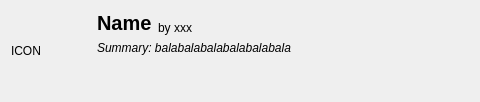
The window that src/ui/modrinthmoditemwidget.ui (kaniol-lck/modmanager) describes before a commit, drawn with Qt 5.
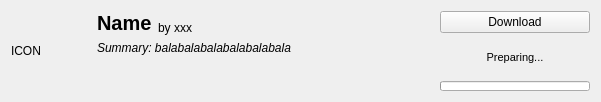
The same window after the commit.

Commit message: add context menu on curseforge mod download (modrinth wip)

```diff
--- a/src/ui/modrinthmoditemwidget.ui
+++ b/src/ui/modrinthmoditemwidget.ui
@@ -6,8 +6,8 @@
    <rect>
     <x>0</x>
     <y>0</y>
-    <width>480</width>
-    <height>92</height>
+    <width>601</width>
+    <height>102</height>
    </rect>
   </property>
   <property name="windowTitle">
@@ -105,6 +105,90 @@
      </property>
     </widget>
    </item>
+   <item row="0" column="3" rowspan="2">
+    <layout class="QVBoxLayout" name="verticalLayout">
+     <item>
+      <widget class="QPushButton" name="downloadButton">
+       <property name="sizePolicy">
+        <sizepolicy hsizetype="Fixed" vsizetype="Fixed">
+         <horstretch>0</horstretch>
+         <verstretch>0</verstretch>
+        </sizepolicy>
+       </property>
+       <property name="minimumSize">
+        <size>
+         <width>150</width>
+         <height>0</height>
+        </size>
+       </property>
+       <property name="maximumSize">
+        <size>
+         <width>150</width>
+         <height>16777215</height>
+        </size>
+       </property>
+       <property name="contextMenuPolicy">
+        <enum>Qt::DefaultContextMenu</enum>
+       </property>
+       <property name="text">
+        <string>Download</string>
+       </property>
+      </widget>
+     </item>
+     <item>
+      <widget class="QLabel" name="downloadSpeedText">
+       <property name="font">
+        <font>
+         <pointsize>8</pointsize>
+        </font>
+       </property>
+       <property name="text">
+        <string>Preparing...</string>
+       </property>
+       <property name="alignment">
+        <set>Qt::AlignCenter</set>
+       </property>
+      </widget>
+     </item>
+     <item>
+      <widget class="QProgressBar" name="downloadProgress">
+       <property name="enabled">
+        <bool>true</bool>
+       </property>
+       <property name="sizePolicy">
+        <sizepolicy hsizetype="Fixed" vsizetype="Fixed">
+         <horstretch>0</horstretch>
+         <verstretch>0</verstretch>
+        </sizepolicy>
+       </property>
+       <property name="minimumSize">
+        <size>
+         <width>150</width>
+         <height>0</height>
+        </size>
+       </property>
+       <property name="maximumSize">
+        <size>
+         <width>150</width>
+         <height>10</height>
+        </size>
+       </property>
+       <property name="value">
+        <number>0</number>
+       </property>
+       <property name="textVisible">
+        <bool>false</bool>
+       </property>
+       <property name="invertedAppearance">
+        <bool>false</bool>
+       </property>
+       <property name="textDirection">
+        <enum>QProgressBar::TopToBottom</enum>
+       </property>
+      </widget>
+     </item>
+    </layout>
+   </item>
   </layout>
  </widget>
  <resources/>
```
The commit also changes 16 other files.
